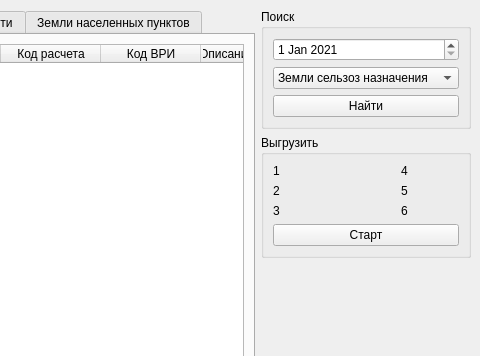
First picture: the form in ui.ui, repository AlDS90/is_category_changed, before the edit; both pictures show x 320 to 800 and y 0 to 356 of the 800 by 600 pixel window.
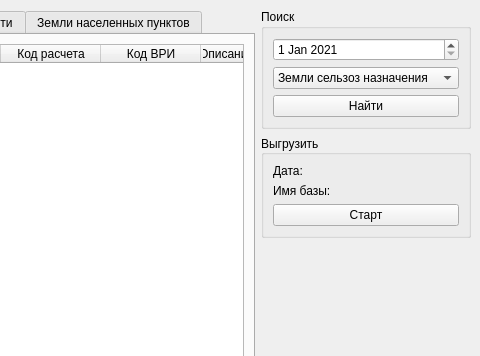
Second picture: the form after the edit.

Commit message: add current name db and date scroll for unload

Diff of the .ui file:
```diff
--- a/ui.ui
+++ b/ui.ui
@@ -258,53 +258,42 @@
         <property name="title">
          <string>Выгрузить</string>
         </property>
+        <property name="alignment">
+         <set>Qt::AlignLeading|Qt::AlignLeft|Qt::AlignVCenter</set>
+        </property>
         <layout class="QGridLayout" name="gridLayout">
+         <item row="0" column="2">
+          <widget class="QLabel" name="ll_date">
+           <property name="text">
+            <string/>
+           </property>
+          </widget>
+         </item>
+         <item row="1" column="2">
+          <widget class="QLabel" name="ll_name_db">
+           <property name="text">
+            <string/>
+           </property>
+          </widget>
+         </item>
          <item row="1" column="0">
           <widget class="QLabel" name="label_2">
            <property name="text">
-            <string>2</string>
+            <string>Имя базы:</string>
            </property>
           </widget>
          </item>
-         <item row="1" column="2">
-          <widget class="QLabel" name="label_5">
+         <item row="2" column="0" colspan="3">
+          <widget class="QPushButton" name="btn_unload">
            <property name="text">
-            <string>5</string>
+            <string>Старт</string>
            </property>
           </widget>
          </item>
          <item row="0" column="0">
           <widget class="QLabel" name="label">
            <property name="text">
-            <string>1</string>
-           </property>
-          </widget>
-         </item>
-         <item row="3" column="0" colspan="3">
-          <widget class="QPushButton" name="pushButton_2">
-           <property name="text">
-            <string>Старт</string>
-           </property>
-          </widget>
-         </item>
-         <item row="2" column="0">
-          <widget class="QLabel" name="label_3">
-           <property name="text">
-            <string>3</string>
-           </property>
-          </widget>
-         </item>
-         <item row="0" column="2">
-          <widget class="QLabel" name="label_4">
-           <property name="text">
-            <string>4</string>
-           </property>
-          </widget>
-         </item>
-         <item row="2" column="2">
-          <widget class="QLabel" name="label_6">
-           <property name="text">
-            <string>6</string>
+            <string>Дата:</string>
            </property>
           </widget>
          </item>
```
Left out of the diff: 2 changed lines with no effect on the pictures. The commit also changes 19 other files.
